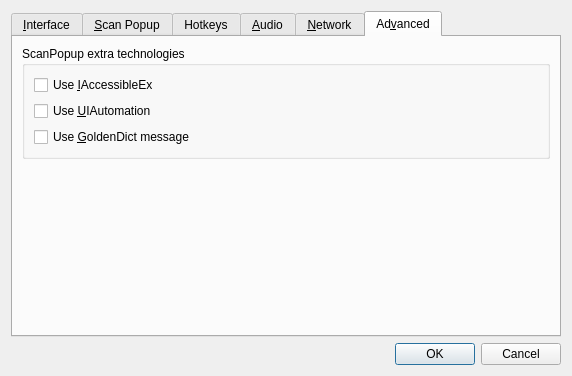
goldendict/goldendict, file preferences.ui: the form before one commit.
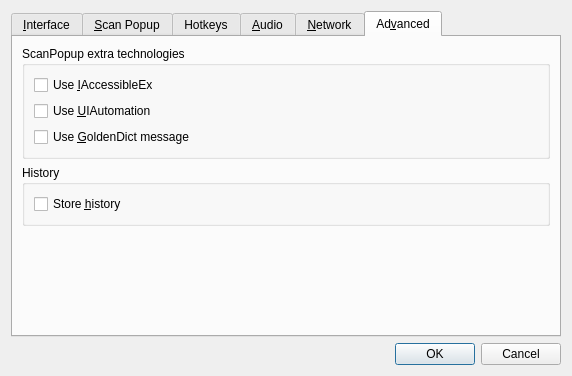
The form after the commit. The open tabs and pages were chosen to show the change. Icons and pictures are not drawn. Custom widgets are drawn as their Qt base class.

Commit message: Allow to turn on/off history in preferences

What changed in the file:
```diff
--- a/preferences.ui
+++ b/preferences.ui
@@ -1086,6 +1086,25 @@
          </layout>
         </widget>
        </item>
+       <item>
+        <widget class="QGroupBox" name="groupBox_5">
+         <property name="title">
+          <string>History</string>
+         </property>
+         <layout class="QVBoxLayout" name="verticalLayout_14">
+          <item>
+           <widget class="QCheckBox" name="storeHistory">
+            <property name="toolTip">
+             <string>Turn this option on to store history of the translated words</string>
+            </property>
+            <property name="text">
+             <string>Store &amp;history</string>
+            </property>
+           </widget>
+          </item>
+         </layout>
+        </widget>
+       </item>
        <item>
         <spacer name="verticalSpacer_17">
          <property name="orientation">
```
The commit also changes 4 other files.
